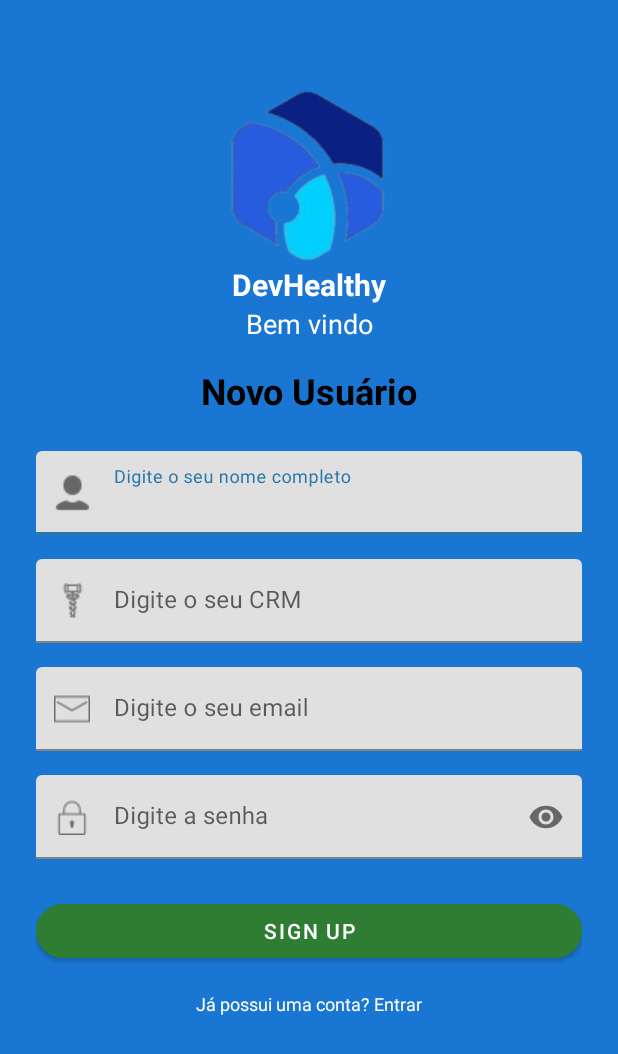
After one commit to Theflashofkills/ClinicaApplication, an Android app: the CadastroUsuarioActivity screen opened directly, with no data from a screen before it, on a phone screen of 412 x 824 dp. The commit adds this screen. Shown: the top 1054 px of the screen. Run offline under Robolectric (Android 15) with nearby library versions, the phone set to English and light mode, and no system bars; our stand-ins replace Firebase (no records; nobody signed in at launch, a user with empty details on screens opened directly).

Commit message:
tela de login e cadastro feito

```diff
--- /dev/null
+++ b/app/src/main/java/com/thiagojunhonma/devhealthy/CadastroUsuarioActivity.kt
@@ -0,0 +1,51 @@
+package com.thiagojunhonma.devhealthy
+
+import android.content.Intent
+import android.os.Bundle
+import android.widget.Toast
+import androidx.appcompat.app.AppCompatActivity
+import com.google.firebase.auth.FirebaseAuth
+import com.thiagojunhonma.devhealthy.databinding.ActivityCadastroUsuarioBinding
+
+class CadastroUsuarioActivity : AppCompatActivity() {
+
+    private lateinit var binding: ActivityCadastroUsuarioBinding
+    private lateinit var auth: FirebaseAuth
+
+    override fun onCreate(savedInstanceState: Bundle?) {
+        super.onCreate(savedInstanceState)
+        binding = ActivityCadastroUsuarioBinding.inflate(layoutInflater)
+        setContentView(binding.root)
+
+        auth = FirebaseAuth.getInstance()
+
+        // Já tem conta? Ir para login
+        binding.loginRedirectText.setOnClickListener {
+            startActivity(Intent(this, LoginActivity::class.java))
+            finish()
+        }
+
+        // Cadastrar usuário
+        binding.cadastrarBotao.setOnClickListener {
+            val nome = binding.nomeEditText.text.toString().trim()
+            val email = binding.emailEditText.text.toString().trim()
+            val senha = binding.senhaEditText.text.toString().trim()
+
+            if (nome.isEmpty() || email.isEmpty() || senha.isEmpty()) {
+                Toast.makeText(this, "Preencha todos os campos", Toast.LENGTH_SHORT).show()
+            } else {
+                auth.createUserWithEmailAndPassword(email, senha)
+                    .addOnCompleteListener { task ->
+                        if (task.isSuccessful) {
+                            Toast.makeText(this, "Cadastro realizado com sucesso!", Toast.LENGTH_SHORT).show()
+                            startActivity(Intent(this, MainActivity::class.java))
+
+                            finish()
+                        } else {
+                            Toast.makeText(this, "Erro ao cadastrar: ${task.exception?.message}", Toast.LENGTH_LONG).show()
+                        }
+                    }
+            }
+        }
+    }
+}
--- /dev/null
+++ b/app/src/main/res/layout/activity_cadastro_usuario.xml
@@ -0,0 +1,157 @@
+<?xml version="1.0" encoding="utf-8"?>
+<androidx.constraintlayout.widget.ConstraintLayout xmlns:android="http://schemas.android.com/apk/res/android"
+    xmlns:app="http://schemas.android.com/apk/res-auto"
+    android:layout_width="match_parent"
+    android:layout_height="match_parent"
+    android:background="#1976D2"
+    android:padding="24dp">
+
+    <ImageView
+        android:id="@+id/logo"
+        android:layout_width="120dp"
+        android:layout_height="120dp"
+        android:layout_marginTop="32dp"
+        android:src="@drawable/iconeapp"
+        app:layout_constraintTop_toTopOf="parent"
+        app:layout_constraintStart_toStartOf="parent"
+        app:layout_constraintEnd_toEndOf="parent" />
+
+    <TextView
+        android:id="@+id/devHealthy"
+        android:layout_width="wrap_content"
+        android:layout_height="wrap_content"
+        android:text="DevHealthy"
+        android:textColor="#FFFFFF"
+        android:textSize="20sp"
+        android:textStyle="bold"
+        app:layout_constraintTop_toBottomOf="@id/logo"
+        app:layout_constraintStart_toStartOf="parent"
+        app:layout_constraintEnd_toEndOf="parent" />
+
+    <TextView
+        android:id="@+id/bemVindo"
+        android:layout_width="wrap_content"
+        android:layout_height="wrap_content"
+        android:text="Bem vindo"
+        android:textColor="#FFFFFF"
+        android:textSize="18sp"
+        app:layout_constraintTop_toBottomOf="@id/devHealthy"
+        app:layout_constraintStart_toStartOf="parent"
+        app:layout_constraintEnd_toEndOf="parent" />
+
+    <TextView
+        android:id="@+id/novoUsuario"
+        android:layout_width="wrap_content"
+        android:layout_height="wrap_content"
+        android:text="Novo Usuário"
+        android:textColor="#000000"
+        android:textSize="24sp"
+        android:textStyle="bold"
+        android:layout_marginTop="16dp"
+        app:layout_constraintTop_toBottomOf="@id/bemVindo"
+        app:layout_constraintStart_toStartOf="parent"
+        app:layout_constraintEnd_toEndOf="parent" />
+
+    <!-- Nome -->
+    <com.google.android.material.textfield.TextInputLayout
+        android:id="@+id/nomeInputLayout"
+        android:layout_width="0dp"
+        android:layout_height="wrap_content"
+        android:layout_marginTop="24dp"
+        app:startIconDrawable="@drawable/perfil"
+        app:layout_constraintTop_toBottomOf="@id/novoUsuario"
+        app:layout_constraintStart_toStartOf="parent"
+        app:layout_constraintEnd_toEndOf="parent">
+
+        <com.google.android.material.textfield.TextInputEditText
+            android:id="@+id/nomeEditText"
+            android:hint="Digite o seu nome completo"
+            android:inputType="textPersonName"
+            android:layout_width="match_parent"
+            android:layout_height="wrap_content" />
+    </com.google.android.material.textfield.TextInputLayout>
+
+    <!-- CRM -->
+    <com.google.android.material.textfield.TextInputLayout
+        android:id="@+id/crmInputLayout"
+        android:layout_width="0dp"
+        android:layout_height="wrap_content"
+        android:layout_marginTop="16dp"
+        app:startIconDrawable="@drawable/simbolo_medicina"
+        app:layout_constraintTop_toBottomOf="@id/nomeInputLayout"
+        app:layout_constraintStart_toStartOf="parent"
+        app:layout_constraintEnd_toEndOf="parent">
+
+        <com.google.android.material.textfield.TextInputEditText
+            android:id="@+id/crmEditText"
+            android:hint="Digite o seu CRM"
+            android:inputType="text"
+            android:layout_width="match_parent"
+            android:layout_height="wrap_content" />
+    </com.google.android.material.textfield.TextInputLayout>
+
+    <!-- Email -->
+    <com.google.android.material.textfield.TextInputLayout
+        android:id="@+id/emailInputLayout"
+        android:layout_width="0dp"
+        android:layout_height="wrap_content"
+        android:layout_marginTop="16dp"
+        app:startIconDrawable="@drawable/mail"
+        app:layout_constraintTop_toBottomOf="@id/crmInputLayout"
+        app:layout_constraintStart_toStartOf="parent"
+        app:layout_constraintEnd_toEndOf="parent">
+
+        <com.google.android.material.textfield.TextInputEditText
+            android:id="@+id/emailEditText"
+            android:hint="Digite o seu email"
+            android:inputType="textEmailAddress"
+            android:layout_width="match_parent"
+            android:layout_height="wrap_content" />
+    </com.google.android.material.textfield.TextInputLayout>
+
+    <!-- Senha -->
+    <com.google.android.material.textfield.TextInputLayout
+        android:id="@+id/senhaInputLayout"
+        android:layout_width="0dp"
+        android:layout_height="wrap_content"
+        android:layout_marginTop="16dp"
+        app:startIconDrawable="@drawable/lock"
+        app:endIconMode="password_toggle"
+        app:layout_constraintTop_toBottomOf="@id/emailInputLayout"
+        app:layout_constraintStart_toStartOf="parent"
+        app:layout_constraintEnd_toEndOf="parent">
+
+        <com.google.android.material.textfield.TextInputEditText
+            android:id="@+id/senhaEditText"
+            android:hint="Digite a senha"
+            android:inputType="textPassword"
+            android:layout_width="match_parent"
+            android:layout_height="wrap_content" />
+    </com.google.android.material.textfield.TextInputLayout>
+
+    <!-- Botão -->
+    <com.google.android.material.button.MaterialButton
+        android:id="@+id/cadastrarBotao"
+        android:layout_width="0dp"
+        android:layout_height="wrap_content"
+        android:text="Sign up"
+        android:layout_marginTop="24dp"
+        android:backgroundTint="#2E7D32"
+        android:textColor="#FFFFFF"
+        app:cornerRadius="24dp"
+        app:layout_constraintTop_toBottomOf="@id/senhaInputLayout"
+        app:layout_constraintStart_toStartOf="parent"
+        app:layout_constraintEnd_toEndOf="parent" />
+
+    <TextView
+        android:id="@+id/loginRedirectText"
+        android:layout_width="wrap_content"
+        android:layout_height="wrap_content"
+        android:text="Já possui uma conta? Entrar"
+        android:textColor="#FFFFFF"
+        android:textSize="12sp"
+        android:layout_marginTop="16dp"
+        app:layout_constraintTop_toBottomOf="@id/cadastrarBotao"
+        app:layout_constraintStart_toStartOf="parent"
+        app:layout_constraintEnd_toEndOf="parent" />
+</androidx.constraintlayout.widget.ConstraintLayout>
--- a/build.gradle.kts
+++ b/build.gradle.kts
@@ -1,6 +1,5 @@
-// Top-level build file where you can add configuration options common to all sub-projects/modules.
 plugins {
     alias(libs.plugins.android.application) apply false
     alias(libs.plugins.kotlin.android) apply false
-    id("com.google.gms.google-services") version "4.4.2" apply false
+    id("com.google.gms.google-services") version "4.4.0" apply false
 }
--- a/settings.gradle.kts
+++ b/settings.gradle.kts
@@ -16,6 +16,9 @@ dependencyResolutionManagement {
     repositories {
         google()
         mavenCentral()
+        maven {
+            url = uri("https://mobile.maven.couchbase.com/maven2/dev/")
+        }
     }
 }
 
```
Also changed, not shown: app/build.gradle.kts (+8 -1 lines), app/src/main/AndroidManifest.xml (+9 -9 lines), app/src/main/java/com/thiagojunhonma/devhealthy/DatabaseManager.kt (+25 -1 lines), app/src/main/java/com/thiagojunhonma/devhealthy/DevHealthyApp.kt (added, +11 -0 lines), app/src/main/java/com/thiagojunhonma/devhealthy/LoginActivity.kt (added, +47 -0 lines), app/src/main/res/layout/fragment_procurar.xml (+26 -1 lines), app/src/main/res/drawable/perfil.png (added), app/src/main/res/drawable/simbolo_medicina.png (added), gradle/wrapper/gradle-wrapper.properties, 5 other files.
